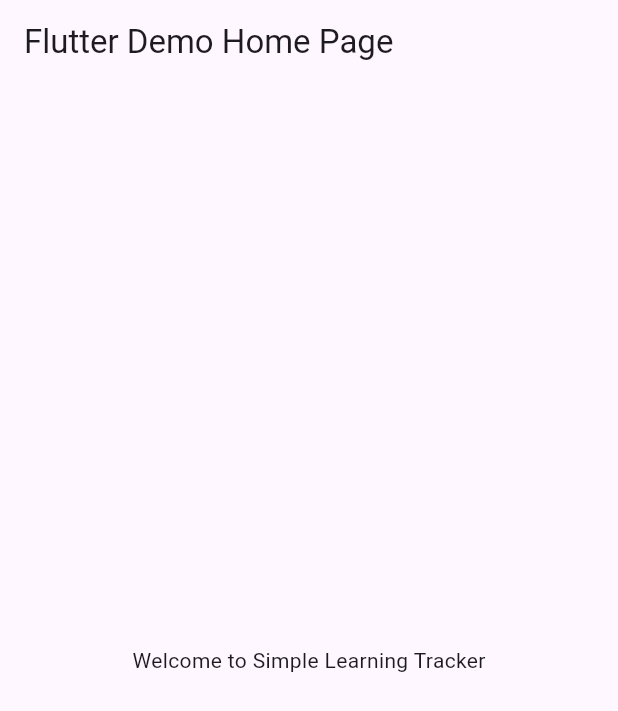
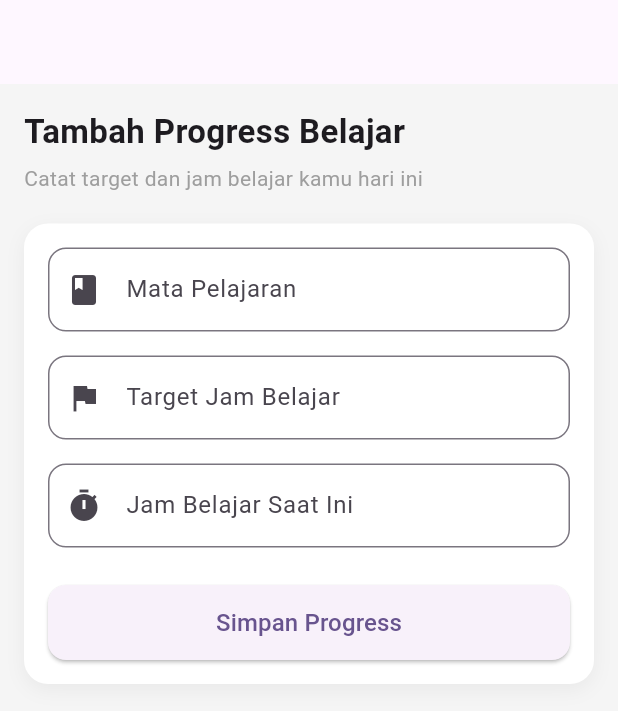
Before and after one commit to Petrusgld/simple_learning_tracker, a Flutter app: the screen it shows after launch, on a phone screen of 412 x 824 dp. Shown: the top 711 px of the screen. Run offline on Flutter 3.47's test engine with Material 3 defaults, Android fonts, the phone set to English and light mode, and no system bars; our stand-ins replace firebase_core, firebase_database, get; accounts and stored records are empty.

Commit message:
feat/create-page

```diff
--- /dev/null
+++ b/lib/bindings/create_bindings.dart
@@ -0,0 +1,10 @@
+import 'package:get/get.dart';
+import 'package:simple_learning_tracker/controllers/create_controller.dart';
+
+class CreateBinding extends Bindings {
+  @override
+  void dependencies() {
+    Get.lazyPut<CreateController>(() =>  CreateController(),);
+  }
+
+}
--- /dev/null
+++ b/lib/components/custom_textfield.dart
@@ -0,0 +1,33 @@
+import 'package:flutter/material.dart';
+
+class CustomTextField extends StatelessWidget {
+
+  final TextEditingController controller;
+  final String label;
+  final IconData icon;
+  final TextInputType keyboardType;
+
+  const CustomTextField({
+    super.key,
+    required this.controller,
+    required this.label,
+    required this.icon,
+    this.keyboardType = TextInputType.text,
+  });
+
+  @override
+  Widget build(BuildContext context) {
+
+    return TextField(
+      controller: controller,
+      keyboardType: keyboardType,
+      decoration: InputDecoration(
+        labelText: label,
+        prefixIcon: Icon(icon),
+        border: OutlineInputBorder(
+          borderRadius: BorderRadius.circular(12),
+        ),
+      ),
+    );
+  }
+}
--- a/lib/main.dart
+++ b/lib/main.dart
@@ -1,6 +1,9 @@
 import 'package:firebase_core/firebase_core.dart';
 import 'package:firebase_database/firebase_database.dart';
 import 'package:flutter/material.dart';
+import 'package:get/get.dart';
+import 'package:simple_learning_tracker/routes/pages.dart';
+import 'package:simple_learning_tracker/routes/routes.dart';
 
 void main() async {
   WidgetsFlutterBinding.ensureInitialized();
@@ -21,29 +24,14 @@ class MyApp extends StatelessWidget {
   // This widget is the root of your application.
   @override
   Widget build(BuildContext context) {
-    return MaterialApp(
+    return GetMaterialApp(
       title: 'Flutter Demo',
-      theme: ThemeData(colorScheme: .fromSeed(seedColor: Colors.deepPurple)),
-      home: const MyHomePage(title: 'Flutter Demo Home Page'),
+      theme: ThemeData(
+        colorScheme: ColorScheme.fromSeed(seedColor: Colors.deepPurple),
+        useMaterial3: true,
+      ),
+      initialRoute: AppRoutes.createPage,
+      getPages: AppPages.pages,
     );
   }
 }
-
-class MyHomePage extends StatefulWidget {
-  const MyHomePage({super.key, required this.title});
-
-  final String title;
-
-  @override
-  State<MyHomePage> createState() => _MyHomePageState();
-}
-
-class _MyHomePageState extends State<MyHomePage> {
-  @override
-  Widget build(BuildContext context) {
-    return Scaffold(
-      appBar: AppBar(title: Text(widget.title)),
-      body: const Center(child: Text('Welcome to Simple Learning Tracker')),
-    );
-  }
-}
--- /dev/null
+++ b/lib/model/models/learning_model.dart
@@ -0,0 +1,35 @@
+class LearningModel {
+
+  String id;
+  String subject;
+  String targetHour;
+  String currentHour;
+  String createdAt;
+
+  LearningModel({
+    required this.id,
+    required this.subject,
+    required this.targetHour,
+    required this.currentHour,
+    required this.createdAt,
+  });
+
+  factory LearningModel.fromMap(String id, Map data) {
+    return LearningModel(
+      id: id,
+      subject: data['subject'] ?? '',
+      targetHour: data['targetHour'] ?? '0',
+      currentHour: data['currentHour'] ?? '0',
+      createdAt: data['createdAt'] ?? '',
+    );
+  }
+
+  Map<String, dynamic> toMap() {
+    return {
+      "subject": subject,
+      "targetHour": targetHour,
+      "currentHour": currentHour,
+      "createdAt": createdAt,
+    };
+  }
+}
--- /dev/null
+++ b/lib/pages/create_pages.dart
@@ -0,0 +1,143 @@
+import 'package:flutter/material.dart';
+import 'package:get/get.dart';
+import 'package:simple_learning_tracker/components/custom_spacing.dart';
+import 'package:simple_learning_tracker/components/custom_textfield.dart';
+import 'package:simple_learning_tracker/controllers/create_controller.dart';
+
+class CreatePage extends StatelessWidget {
+  CreatePage({super.key});
+
+  final controller = Get.put(CreateController());
+
+  final subjectController = TextEditingController();
+  final targetController = TextEditingController();
+  final currentController = TextEditingController();
+
+  @override
+  Widget build(BuildContext context) {
+    return Scaffold(
+      backgroundColor: Colors.grey.shade100,
+
+      appBar: AppBar(title: const Text(""), centerTitle: true, elevation: 0),
+
+      body: SingleChildScrollView(
+        child: Padding(
+          padding: const EdgeInsets.all(16),
+
+          child: Column(
+            crossAxisAlignment: CrossAxisAlignment.start,
+            children: [
+              const Text(
+                "Tambah Progress Belajar",
+                style: TextStyle(fontSize: 22, fontWeight: FontWeight.bold),
+              ),
+
+              const CustomSpacing(height: 6),
+
+              const Text(
+                "Catat target dan jam belajar kamu hari ini",
+                style: TextStyle(color: Colors.grey),
+              ),
+
+              const CustomSpacing(height: 20),
+
+              Container(
+                padding: const EdgeInsets.all(16),
+                decoration: BoxDecoration(
+                  color: Colors.white,
+                  borderRadius: BorderRadius.circular(16),
+                  boxShadow: [
+                    BoxShadow(
+                      color: Colors.black.withOpacity(0.05),
+                      blurRadius: 10,
+                      offset: const Offset(0, 4),
+                    ),
+                  ],
+                ),
+
+                child: Column(
+                  children: [
+
+                    CustomTextField(
+                      controller: subjectController,
+                      label: "Mata Pelajaran",
+                      icon: Icons.book,
+                    ),
+
+                    const CustomSpacing(height: 16),
+
+                    CustomTextField(
+                      controller: targetController,
+                      label: "Target Jam Belajar",
+                      icon: Icons.flag,
+                    ),
+
+                    const CustomSpacing(height: 16),
+
+                    CustomTextField(
+                      controller: currentController,
+                      label: "Jam Belajar Saat Ini",
+                      icon: Icons.timer,
+                    ),
+
+                    const CustomSpacing(height: 25),
+
+                    //save
+                    Obx(
+                      () => SizedBox(
+                        width: double.infinity,
+                        height: 50,
+
+                        child: ElevatedButton(
+                          style: ElevatedButton.styleFrom(
+                            shape: RoundedRectangleBorder(
+                              borderRadius: BorderRadius.circular(12),
+                            ),
+                          ),
+
+                          onPressed: controller.isLoading.value
+                              ? null
+                              : () {
+                                  if (subjectController.text.isEmpty ||
+                                      targetController.text.isEmpty ||
+                                      currentController.text.isEmpty) {
+                                    Get.snackbar(
+                                      "Warning",
+                                      "Semua field wajib diisi",
+                                      snackPosition: SnackPosition.BOTTOM,
+                                    );
+                                    return;
+                                  }
+
+                                  controller.addLearning(
+                                    subjectController.text,
+                                    targetController.text,
+                                    currentController.text,
+                                  );
+
+                                  subjectController.clear();
+                                  targetController.clear();
+                                  currentController.clear();
+                                },
+
+                          child: controller.isLoading.value
+                              ? const CircularProgressIndicator(
+                                  color: Colors.white,
+                                )
+                              : const Text(
+                                  "Simpan Progress",
+                                  style: TextStyle(fontSize: 16),
+                                ),
+                        ),
+                      ),
+                    ),
+                  ],
+                ),
+              ),
+            ],
+          ),
+        ),
+      ),
+    );
+  }
+}
--- a/lib/routes/pages.dart
+++ b/lib/routes/pages.dart
@@ -0,0 +1,14 @@
+import 'package:get/get.dart';
+import 'package:simple_learning_tracker/bindings/create_bindings.dart';
+import 'package:simple_learning_tracker/pages/create_pages.dart';
+import 'package:simple_learning_tracker/routes/routes.dart';
+
+class AppPages {
+  static final pages = [
+    GetPage(
+      name: AppRoutes.createPage,
+      page: () => CreatePage(),
+      binding: CreateBinding(),
+    ),
+  ];
+}
--- a/lib/routes/routes.dart
+++ b/lib/routes/routes.dart
@@ -0,0 +1,3 @@
+class AppRoutes{
+  static const String createPage="/createPage";
+}
```
Also changed, not shown: lib/components/custom_spacing.dart (added, +21 -0 lines), lib/controllers/create_controller.dart (added, +49 -0 lines).
